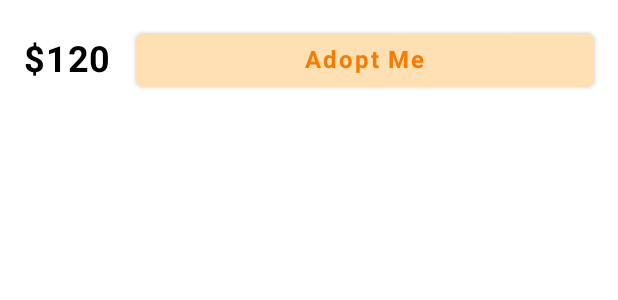
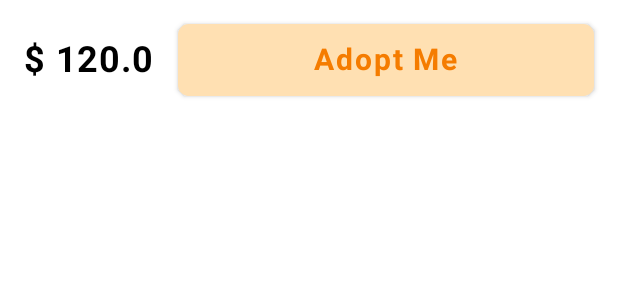
Before and after one commit to PawSomeRMIT/PawSome, an Android app built with Jetpack Compose: the @Preview function PreviewPriceAdoptButton, on a phone screen of 412 x 824 dp. Shown: the top 300 px of the screen. Run offline under Robolectric (Android 15) with nearby library versions, the phone set to English and light mode, and no system bars.

Commit message:
d booking data model and detail screeen

```diff
--- a/app/src/main/java/com/example/pawsome/presentation/detailscreen/components/PriceAdoptButton.kt
+++ b/app/src/main/java/com/example/pawsome/presentation/detailscreen/components/PriceAdoptButton.kt
@@ -12,15 +12,15 @@ import androidx.compose.ui.unit.sp
 import androidx.compose.ui.tooling.preview.Preview
 
 @Composable
-fun PriceAdoptButton(price: String, onAdoptClick: () -> Unit) {
+fun PriceAdoptButton(price: Float, onAdoptClick: () -> Unit) {
     Row(
         modifier = Modifier
-            .fillMaxWidth()
+            .fillMaxWidth().height(80.dp)
             .padding(16.dp),
         verticalAlignment = Alignment.CenterVertically
     ) {
         Text(
-            text = price,
+            text = "$ $price",
             fontSize = 24.sp,
             fontWeight = FontWeight.Bold,
             color = Color.Black
@@ -29,14 +29,14 @@ fun PriceAdoptButton(price: String, onAdoptClick: () -> Unit) {
         Button(
             onClick = onAdoptClick,
             colors = ButtonDefaults.buttonColors(backgroundColor = Color(0xFFFFE0B2)), // Creamy background color
-            modifier = Modifier.fillMaxWidth(),
+            modifier = Modifier.fillMaxWidth().fillMaxHeight(),
             shape = RoundedCornerShape(15) // Fully rounded corners
         ) {
             Text(
                 text = "Adopt Me",
                 color = Color(0xFFF57C00), // Button text color
                 fontWeight = FontWeight.Bold,
-                fontSize = 16.sp
+                fontSize = 20.sp
             )
         }
     }
@@ -46,6 +46,6 @@ fun PriceAdoptButton(price: String, onAdoptClick: () -> Unit) {
 @Composable
 fun PreviewPriceAdoptButton() {
     MaterialTheme {
-        PriceAdoptButton(price = "$120", onAdoptClick = {})
+        PriceAdoptButton(price = 120f) {}
     }
 }
```
Also changed, not shown: app/src/main/java/com/example/pawsome/model/Book.kt (added, +10 -0 lines), app/src/main/java/com/example/pawsome/model/PetDetail.kt (+9 -2 lines), app/src/main/java/com/example/pawsome/presentation/detailscreen/DetailScreen.kt (+41 -24 lines), app/src/main/res/drawable/thumb_confirm.jpg (added).
